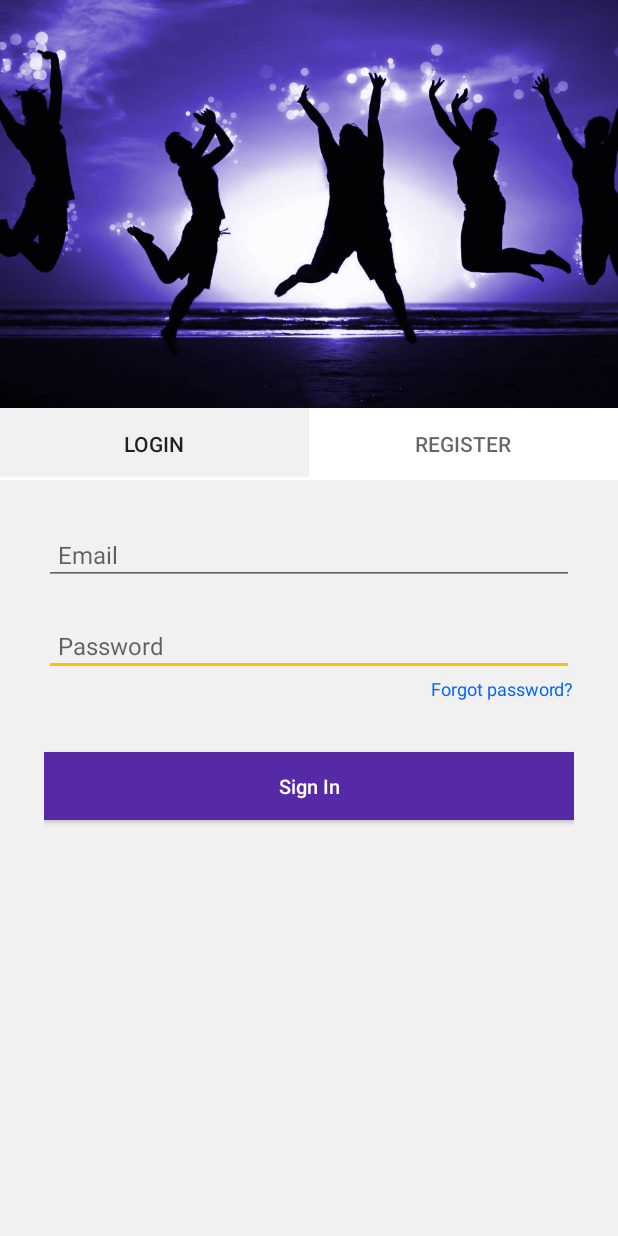
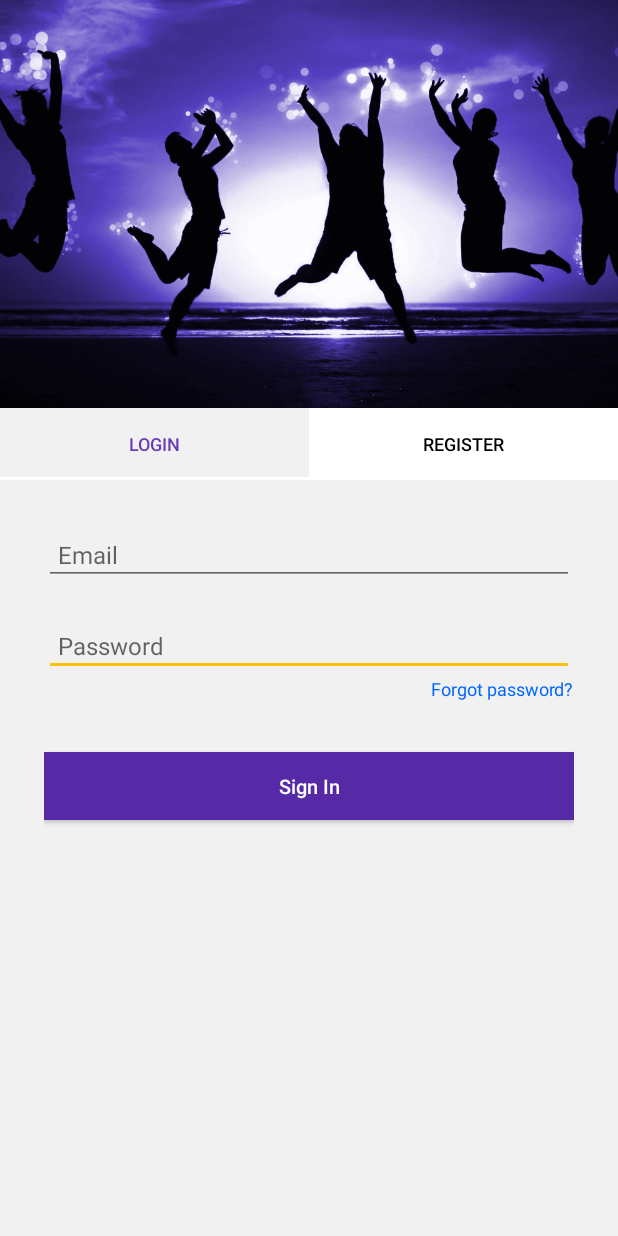
Before and after one commit to Pancor/Stagap, an Android app: the screen it shows after launch (LoginActivity), on a phone screen of 412 x 824 dp. Run offline under Robolectric (Android 15) with nearby library versions, the phone set to English and light mode, and no system bars; our stand-ins replace Firebase (no records; nobody signed in at launch, a user with empty details on screens opened directly).

Commit message:
Created style for tabLayout v2

```diff
--- a/app/src/main/res/layout/activity_login.xml
+++ b/app/src/main/res/layout/activity_login.xml
@@ -32,6 +32,7 @@
 
             <android.support.design.widget.TabLayout
                 android:id="@+id/myTablebar"
+                style="@style/AppTabLayout"
                 android:layout_alignParentBottom="true"
                 android:layout_width="match_parent"
                 android:layout_height="wrap_content"
--- a/app/src/main/res/values/styles.xml
+++ b/app/src/main/res/values/styles.xml
@@ -16,4 +16,13 @@
 
     <style name="AppTheme.PopupOverlay" parent="ThemeOverlay.AppCompat.Light" />
 
+    <style name="AppTabLayout" parent="Widget.Design.TabLayout">
+        <item name="tabTextAppearance">@style/AppTabTextAppearance</item>
+        <item name="tabSelectedTextColor">@color/colorPrimary</item>
+    </style>
+
+    <style name="AppTabTextAppearance" parent="TextAppearance.Design.Tab">
+        <item name="android:textSize">12sp</item>
+        <item name="android:textColor">@android:color/black</item>
+    </style>
 </resources>
```
